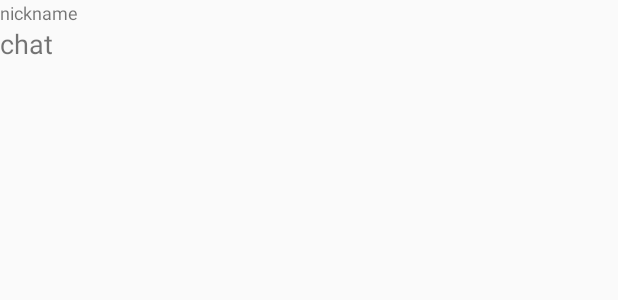
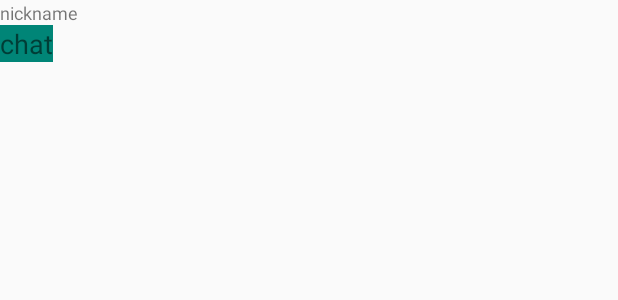
Before and after one commit to Quartriple/Practice, an Android app: the layout row_chat.xml on its own in the app's theme, with its tools: preview values and no code run, on a phone screen of 412 x 824 dp. Shown: the top 300 px of the screen. Run offline under Robolectric (Android 15) with nearby library versions, the phone set to English and light mode, and no system bars.

Commit message:
i colored on msg

```diff
--- a/app/src/main/res/layout/row_chat.xml
+++ b/app/src/main/res/layout/row_chat.xml
@@ -13,8 +13,9 @@
         android:textSize="12sp" />
 
     <TextView
-        android:layout_width="match_parent"
+        android:layout_width="wrap_content"
         android:layout_height="wrap_content"
+        android:background="@color/colorPrimary"
         android:id="@+id/TextView_msg"
         android:text="chat"
         android:textSize="18sp"/>
```
